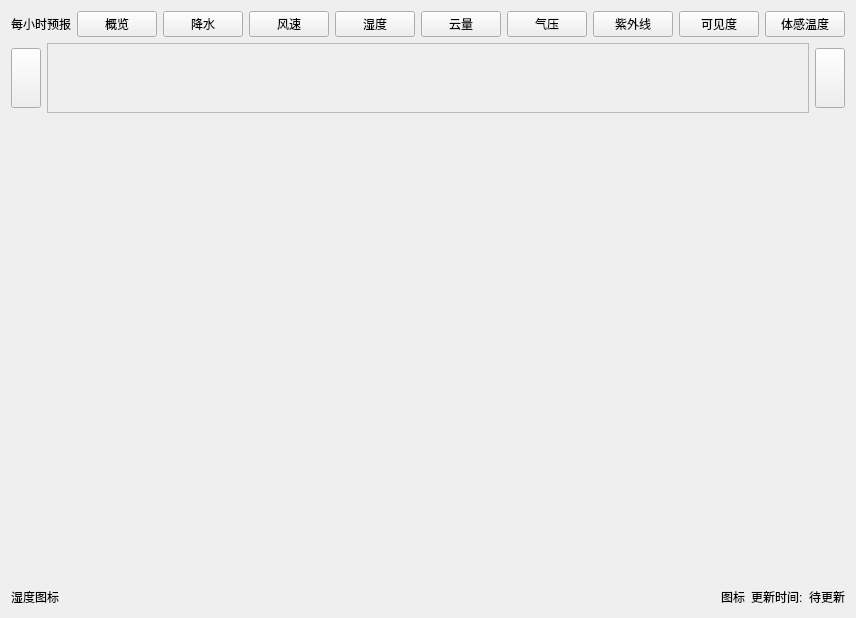
Old version of the form src/Widgets/CastsWeather.ui in the repository sumyunq/QT_OpenProject.
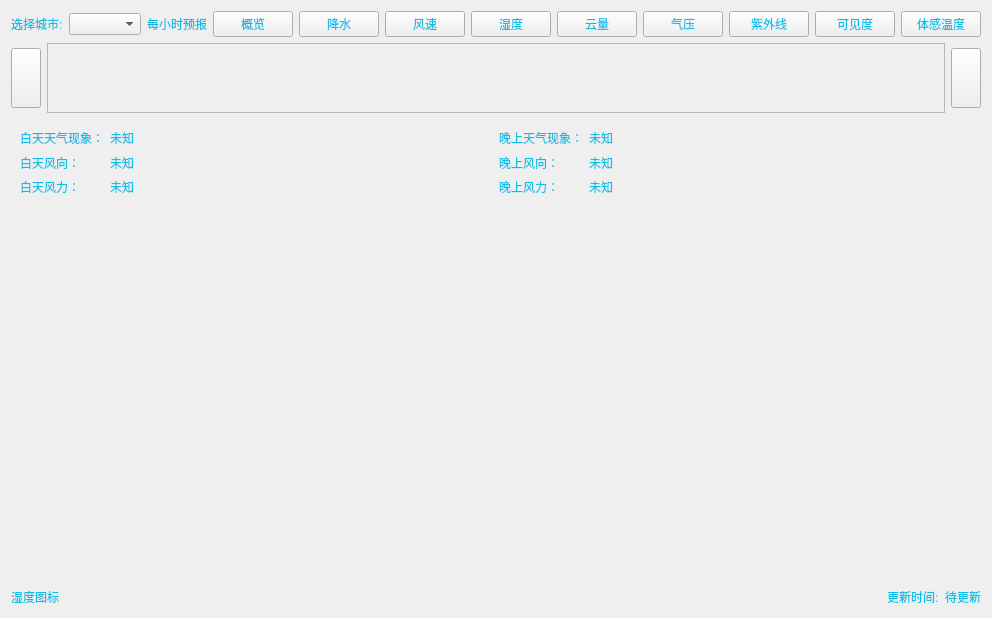
New version of the form. Icons and pictures are not drawn. Custom widgets are drawn as their Qt base class.

Commit message: 第二次提交,更新GB26875双端实现数据互通

What changed in the file:
```diff
--- a/src/Widgets/CastsWeather.ui
+++ b/src/Widgets/CastsWeather.ui
@@ -6,60 +6,18 @@
    <rect>
     <x>0</x>
     <y>0</y>
-    <width>809</width>
+    <width>947</width>
     <height>618</height>
    </rect>
   </property>
   <property name="windowTitle">
    <string>Form</string>
   </property>
+  <property name="styleSheet">
+   <string notr="true">color: rgb(13, 191, 231);</string>
+  </property>
   <layout class="QGridLayout" name="gridLayout">
-   <item row="3" column="0">
-    <layout class="QHBoxLayout" name="horizontalLayout_3">
-     <item>
-      <widget class="QLabel" name="label_iconFor">
-       <property name="text">
-        <string>湿度图标</string>
-       </property>
-      </widget>
-     </item>
-     <item>
-      <spacer name="horizontalSpacer">
-       <property name="orientation">
-        <enum>Qt::Orientation::Horizontal</enum>
-       </property>
-       <property name="sizeHint" stdset="0">
-        <size>
-         <width>40</width>
-         <height>20</height>
-        </size>
-       </property>
-      </spacer>
-     </item>
-     <item>
-      <widget class="QLabel" name="label_2">
-       <property name="text">
-        <string>图标</string>
-       </property>
-      </widget>
-     </item>
-     <item>
-      <widget class="QLabel" name="label_3">
-       <property name="text">
-        <string>更新时间:</string>
-       </property>
-      </widget>
-     </item>
-     <item>
-      <widget class="QLabel" name="label_updateTime">
-       <property name="text">
-        <string>待更新</string>
-       </property>
-      </widget>
-     </item>
-    </layout>
-   </item>
-   <item row="2" column="0">
+   <item row="4" column="0">
     <widget class="QStackedWidget" name="stackedWidget">
      <property name="sizePolicy">
       <sizepolicy hsizetype="Expanding" vsizetype="Expanding">
@@ -71,6 +29,9 @@
       <layout class="QGridLayout" name="gridLayout_2">
        <item row="0" column="0">
         <widget class="QCustomPlot" name="drawWeatherData" native="true">
+         <property name="styleSheet">
+          <string notr="true"/>
+         </property>
          <layout class="QGridLayout" name="gridLayout_3"/>
         </widget>
        </item>
@@ -78,81 +39,22 @@
      </widget>
     </widget>
    </item>
-   <item row="1" column="0">
-    <layout class="QHBoxLayout" name="horizontalLayout_2">
-     <item>
-      <widget class="QPushButton" name="pushButton_10">
-       <property name="minimumSize">
-        <size>
-         <width>30</width>
-         <height>60</height>
-        </size>
-       </property>
-       <property name="maximumSize">
-        <size>
-         <width>30</width>
-         <height>60</height>
-        </size>
-       </property>
-       <property name="text">
-        <string/>
-       </property>
-       <property name="icon">
-        <iconset resource="../../res.qrc">
-         <normaloff>:/icon/resources/Icon/left.png</normaloff>:/icon/resources/Icon/left.png</iconset>
-       </property>
-      </widget>
-     </item>
-     <item>
-      <widget class="QScrollArea" name="scrollArea">
-       <property name="sizePolicy">
-        <sizepolicy hsizetype="Expanding" vsizetype="Preferred">
-         <horstretch>0</horstretch>
-         <verstretch>0</verstretch>
-        </sizepolicy>
-       </property>
-       <property name="widgetResizable">
-        <bool>true</bool>
-       </property>
-       <widget class="QWidget" name="scrollAreaWidgetContents">
-        <property name="geometry">
-         <rect>
-          <x>0</x>
-          <y>0</y>
-          <width>715</width>
-          <height>69</height>
-         </rect>
-        </property>
-       </widget>
-      </widget>
-     </item>
-     <item>
-      <widget class="QPushButton" name="pushButton_11">
-       <property name="minimumSize">
-        <size>
-         <width>30</width>
-         <height>60</height>
-        </size>
-       </property>
-       <property name="maximumSize">
-        <size>
-         <width>30</width>
-         <height>60</height>
-        </size>
-       </property>
-       <property name="text">
-        <string/>
-       </property>
-       <property name="icon">
-        <iconset resource="../../res.qrc">
-         <normaloff>:/icon/resources/Icon/right.png</normaloff>:/icon/resources/Icon/right.png</iconset>
-       </property>
-      </widget>
-     </item>
-    </layout>
-   </item>
    <item row="0" column="0">
     <layout class="QHBoxLayout" name="horizontalLayout">
+     <item>
+      <widget class="QLabel" name="label">
+       <property name="text">
+        <string>选择城市:</string>
+       </property>
+      </widget>
+     </item>
+     <item>
+      <widget class="QComboBox" name="comboBox_city">
+       <property name="styleSheet">
+        <string notr="true">color: rgb(0, 0, 0);</string>
+       </property>
+      </widget>
+     </item>
      <item>
       <widget class="QLabel" name="casts_label">
        <property name="text">
@@ -223,6 +125,246 @@
       <widget class="QPushButton" name="pushButton_apparentTemperature">
        <property name="text">
         <string>体感温度</string>
+       </property>
+      </widget>
+     </item>
+     <item>
+      <spacer name="horizontalSpacer_2">
+       <property name="orientation">
+        <enum>Qt::Orientation::Horizontal</enum>
+       </property>
+       <property name="sizeHint" stdset="0">
+        <size>
+         <width>40</width>
+         <height>20</height>
+        </size>
+       </property>
+      </spacer>
+     </item>
+    </layout>
+   </item>
+   <item row="5" column="0">
+    <layout class="QHBoxLayout" name="horizontalLayout_3">
+     <item>
+      <widget class="QLabel" name="label_iconForWeather">
+       <property name="text">
+        <string>湿度图标</string>
+       </property>
+      </widget>
+     </item>
+     <item>
+      <spacer name="horizontalSpacer">
+       <property name="orientation">
+        <enum>Qt::Orientation::Horizontal</enum>
+       </property>
+       <property name="sizeHint" stdset="0">
+        <size>
+         <width>40</width>
+         <height>20</height>
+        </size>
+       </property>
+      </spacer>
+     </item>
+     <item>
+      <widget class="QLabel" name="label_3">
+       <property name="text">
+        <string>更新时间:</string>
+       </property>
+      </widget>
+     </item>
+     <item>
+      <widget class="QLabel" name="label_updateTime">
+       <property name="text">
+        <string>待更新</string>
+       </property>
+      </widget>
+     </item>
+    </layout>
+   </item>
+   <item row="2" column="0">
+    <widget class="QWidget" name="widget" native="true">
+     <layout class="QGridLayout" name="gridLayout_4">
+      <item row="2" column="3">
+       <widget class="QLabel" name="label_10">
+        <property name="text">
+         <string>晚上风力：</string>
+        </property>
+       </widget>
+      </item>
+      <item row="1" column="1">
+       <widget class="QLabel" name="label_daywind">
+        <property name="text">
+         <string>未知</string>
+        </property>
+       </widget>
+      </item>
+      <item row="0" column="2">
+       <spacer name="horizontalSpacer_4">
+        <property name="orientation">
+         <enum>Qt::Orientation::Horizontal</enum>
+        </property>
+        <property name="sizeHint" stdset="0">
+         <size>
+          <width>40</width>
+          <height>20</height>
+         </size>
+        </property>
+       </spacer>
+      </item>
+      <item row="0" column="5">
+       <spacer name="horizontalSpacer_3">
+        <property name="orientation">
+         <enum>Qt::Orientation::Horizontal</enum>
+        </property>
+        <property name="sizeHint" stdset="0">
+         <size>
+          <width>40</width>
+          <height>20</height>
+         </size>
+        </property>
+       </spacer>
+      </item>
+      <item row="2" column="1">
+       <widget class="QLabel" name="label_daypower">
+        <property name="text">
+         <string>未知</string>
+        </property>
+       </widget>
+      </item>
+      <item row="0" column="0">
+       <widget class="QLabel" name="label_4">
+        <property name="text">
+         <string>白天天气现象：</string>
+        </property>
+       </widget>
+      </item>
+      <item row="2" column="0">
+       <widget class="QLabel" name="label_8">
+        <property name="text">
+         <string>白天风力：</string>
+        </property>
+       </widget>
+      </item>
+      <item row="1" column="3">
+       <widget class="QLabel" name="label_9">
+        <property name="text">
+         <string>晚上风向：</string>
+        </property>
+       </widget>
+      </item>
+      <item row="0" column="3">
+       <widget class="QLabel" name="label_6">
+        <property name="text">
+         <string>晚上天气现象：</string>
+        </property>
+       </widget>
+      </item>
+      <item row="1" column="0">
+       <widget class="QLabel" name="label_7">
+        <property name="text">
+         <string>白天风向：</string>
+        </property>
+       </widget>
+      </item>
+      <item row="0" column="1">
+       <widget class="QLabel" name="label_dayweather">
+        <property name="text">
+         <string>未知</string>
+        </property>
+       </widget>
+      </item>
+      <item row="0" column="4">
+       <widget class="QLabel" name="label_nightweather">
+        <property name="text">
+         <string>未知</string>
+        </property>
+       </widget>
+      </item>
+      <item row="1" column="4">
+       <widget class="QLabel" name="label_nightwind">
+        <property name="text">
+         <string>未知</string>
+        </property>
+       </widget>
+      </item>
+      <item row="2" column="4">
+       <widget class="QLabel" name="label_nightpower">
+        <property name="text">
+         <string>未知</string>
+        </property>
+       </widget>
+      </item>
+     </layout>
+    </widget>
+   </item>
+   <item row="1" column="0">
+    <layout class="QHBoxLayout" name="horizontalLayout_2">
+     <item>
+      <widget class="QPushButton" name="pushButton_left">
+       <property name="minimumSize">
+        <size>
+         <width>30</width>
+         <height>60</height>
+        </size>
+       </property>
+       <property name="maximumSize">
+        <size>
+         <width>30</width>
+         <height>60</height>
+        </size>
+       </property>
+       <property name="text">
+        <string/>
+       </property>
+       <property name="icon">
+        <iconset resource="../../res.qrc">
+         <normaloff>:/icon/resources/Icon/left.png</normaloff>:/icon/resources/Icon/left.png</iconset>
+       </property>
+      </widget>
+     </item>
+     <item>
+      <widget class="QScrollArea" name="scrollArea">
+       <property name="sizePolicy">
+        <sizepolicy hsizetype="Expanding" vsizetype="Preferred">
+         <horstretch>0</horstretch>
+         <verstretch>0</verstretch>
+        </sizepolicy>
+       </property>
+       <property name="widgetResizable">
+        <bool>true</bool>
+       </property>
+       <widget class="QWidget" name="scrollAreaWidgetContents">
+        <property name="geometry">
+         <rect>
+          <x>0</x>
+          <y>0</y>
+          <width>853</width>
+          <height>69</height>
+         </rect>
+        </property>
+       </widget>
+      </widget>
+     </item>
+     <item>
+      <widget class="QPushButton" name="pushButton_right">
+       <property name="minimumSize">
+        <size>
+         <width>30</width>
+         <height>60</height>
+        </size>
+       </property>
+       <property name="maximumSize">
+        <size>
+         <width>30</width>
+         <height>60</height>
+        </size>
+       </property>
+       <property name="text">
+        <string/>
+       </property>
+       <property name="icon">
+        <iconset resource="../../res.qrc">
+         <normaloff>:/icon/resources/Icon/right.png</normaloff>:/icon/resources/Icon/right.png</iconset>
        </property>
       </widget>
      </item>
```
The commit also changes 3829 other files.
